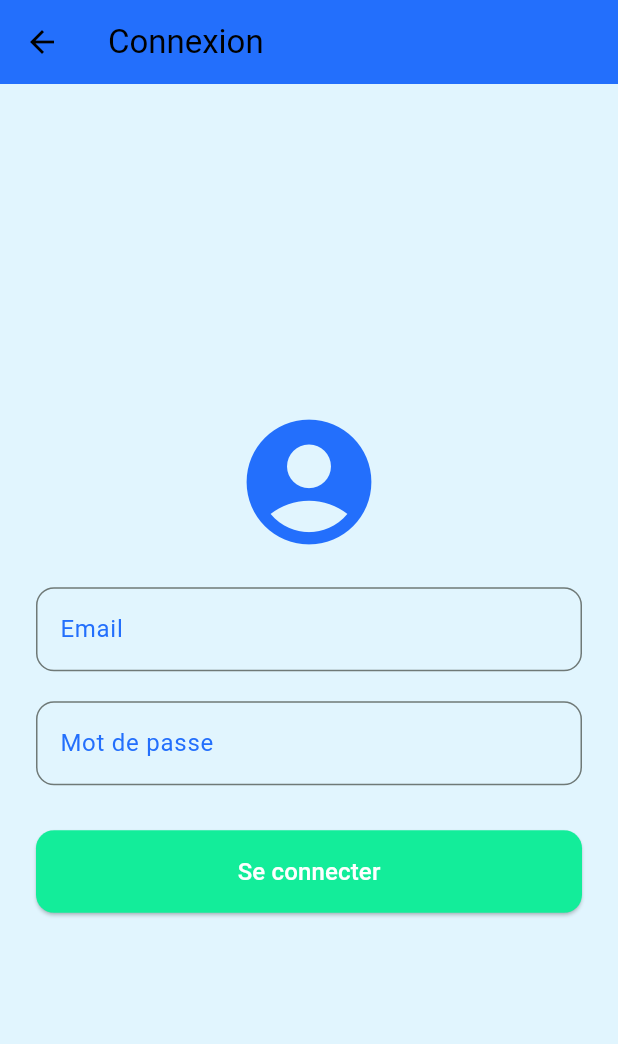
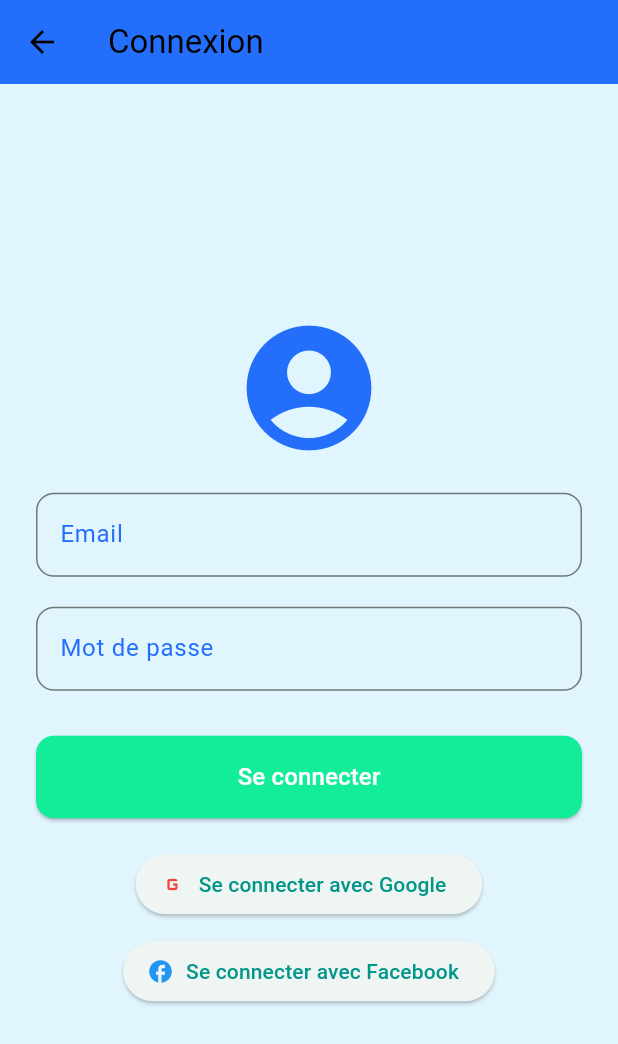
Before and after one commit to GOITAO/Mobile_app_intelligentee, a Flutter app: the screen it shows after launch, after a tap on "Sign In", on a phone screen of 412 x 824 dp. Shown: the top 1044 px of the screen. Run offline on Flutter 3.47's test engine with Material 3 defaults, Android fonts, the phone set to English and light mode, and no system bars.

Commit message:
ajout de modification

```diff
--- a/lib/Login.dart
+++ b/lib/Login.dart
@@ -1,6 +1,7 @@
 import 'package:flutter/material.dart';
 import 'RegisterPage.dart';
 import 'Home.dart';
+//import 'auth_service.dart'; // Assurez-vous d'avoir une classe avec loginWithGoogle et loginWithFacebook
 
 class Login extends StatelessWidget {
   const Login({super.key});
@@ -20,11 +21,11 @@ class Login extends StatelessWidget {
           children: [
             // Ajouter une icône en haut
             const Icon(
-              Icons.account_circle, // Icône de profil
-              size: 100, // Taille de l'icône
-              color: Color.fromARGB(255, 35, 111, 252), // Couleur de l'icône
+              Icons.account_circle,
+              size: 100,
+              color: Color.fromARGB(255, 35, 111, 252),
             ),
-            const SizedBox(height: 20), // Espacement après l'icône
+            const SizedBox(height: 20),
 
             // Champ email
             TextFormField(
@@ -68,7 +69,7 @@ class Login extends StatelessWidget {
                 style: ElevatedButton.styleFrom(
                   padding: const EdgeInsets.symmetric(vertical: 16),
                   shape: RoundedRectangleBorder(borderRadius: BorderRadius.circular(12)),
-                  backgroundColor: const Color.fromARGB(255, 19, 237, 154), // Vert
+                  backgroundColor: const Color.fromARGB(255, 19, 237, 154),
                 ),
                 child: const Text(
                   'Se connecter',
@@ -76,6 +77,28 @@ class Login extends StatelessWidget {
                 ),
               ),
             ),
+            const SizedBox(height: 20),
+
+            // Boutons de connexion avec Google et Facebook
+            Column(
+              children: [
+                ElevatedButton.icon(
+                  onPressed: () async {
+                    //await loginWithGoogle();
+                  },
+                  icon: const Icon(Icons.g_mobiledata, color: Colors.red),
+                  label: const Text("Se connecter avec Google"),
+                ),
+                const SizedBox(height: 10),
+                ElevatedButton.icon(
+                  onPressed: () async {
+                    //await loginWithFacebook();
+                  },
+                  icon: const Icon(Icons.facebook, color: Colors.blue),
+                  label: const Text("Se connecter avec Facebook"),
+                ),
+              ],
+            ),
           ],
         ),
       ),
```
